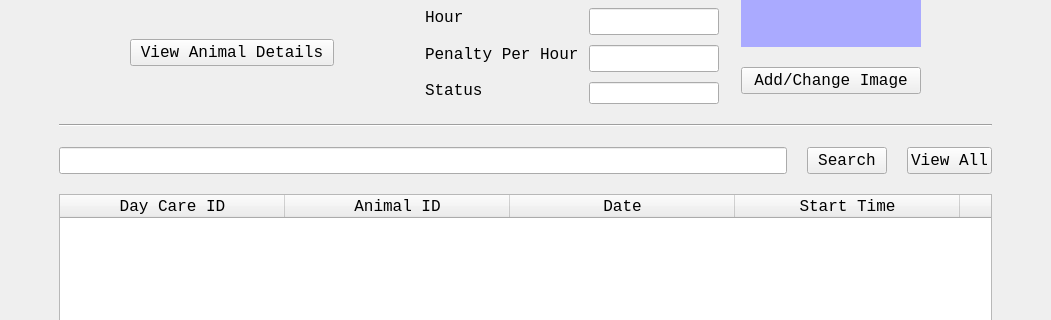
First picture: the form in DayCareUI.ui, repository ASNaeem/Simple-VCMS, before the edit; both pictures show x 0 to 1051 and y 237 to 557 of the 1051 by 700 pixel window.
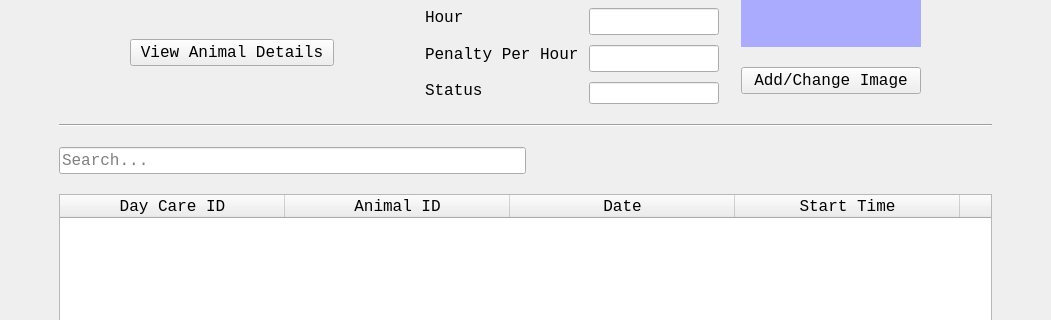
Second picture: the form after the edit.

Commit message: added search method

Diff of the .ui file:
```diff
--- a/DayCareUI.ui
+++ b/DayCareUI.ui
@@ -482,45 +482,23 @@
               <kerning>true</kerning>
              </font>
             </property>
-           </widget>
-          </item>
-          <item>
-           <widget class="QPushButton" name="button_care_search">
-            <property name="font">
-             <font>
-              <family>Courier New</family>
-              <pointsize>12</pointsize>
-              <weight>50</weight>
-              <bold>false</bold>
-              <kerning>true</kerning>
-             </font>
+            <property name="placeholderText">
+             <string>Search...</string>
             </property>
-            <property name="cursor">
-             <cursorShape>PointingHandCursor</cursorShape>
-            </property>
-            <property name="text">
-             <string>Search</string>
-            </property>
            </widget>
           </item>
           <item>
-           <widget class="QPushButton" name="button_care_view_all">
-            <property name="font">
-             <font>
-              <family>Courier New</family>
-              <pointsize>12</pointsize>
-              <weight>50</weight>
-              <bold>false</bold>
-              <kerning>true</kerning>
-             </font>
+           <spacer name="horizontalSpacer_5">
+            <property name="orientation">
+             <enum>Qt::Horizontal</enum>
             </property>
-            <property name="cursor">
-             <cursorShape>PointingHandCursor</cursorShape>
+            <property name="sizeHint" stdset="0">
+             <size>
+              <width>40</width>
+              <height>20</height>
+             </size>
             </property>
-            <property name="text">
-             <string>View All</string>
-            </property>
-           </widget>
+           </spacer>
           </item>
          </layout>
         </item>
```
The commit also changes 9 other files.
